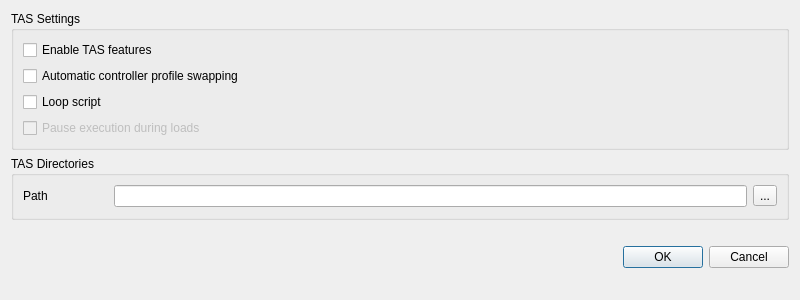
Above: src/yuzu/configuration/configure_tas.ui from rorrim-rorrim/eden-alt before the change. Below: the same form after it.
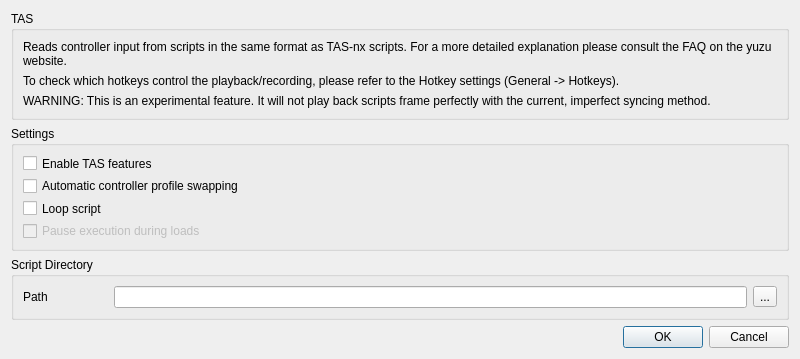
That is the form after the change.

```diff
--- a/src/yuzu/configuration/configure_tas.ui
+++ b/src/yuzu/configuration/configure_tas.ui
@@ -19,7 +19,50 @@
           <item>
             <widget class="QGroupBox" name="groupBox">
               <property name="title">
-                <string>TAS Settings</string>
+                <string>TAS</string>
+              </property>
+              <layout class="QGridLayout" name="gridLayout">
+                <item row="0" column="0" colspan="1">
+                  <widget class="QLabel" name="label_1">
+                    <property name="text">
+                      <string>Reads controller input from scripts in the same format as TAS-nx scripts. For a more detailed explanation please consult the FAQ on the yuzu website.</string>
+                    </property>
+                    <property name="wordWrap">
+                      <bool>true</bool>
+                    </property>
+                  </widget>
+                </item>
+                <item row="1" column="0" colspan="1">
+                  <widget class="QLabel" name="label_2">
+                    <property name="text">
+                      <string>To check which hotkeys control the playback/recording, please refer to the Hotkey settings (General -> Hotkeys).</string>
+                    </property>
+                    <property name="wordWrap">
+                      <bool>true</bool>
+                    </property>
+                  </widget>
+                </item>
+                <item row="2" column="0" colspan="1">
+                  <widget class="QLabel" name="label_2">
+                    <property name="text">
+                      <string>WARNING: This is an experimental feature. It will not play back scripts frame perfectly with the current, imperfect syncing method.</string>
+                    </property>
+                    <property name="wordWrap">
+                      <bool>true</bool>
+                    </property>
+                  </widget>
+                </item>
+              </layout>
+            </widget>
+          </item>
+        </layout>
+      </item>
+      <item>
+        <layout class="QHBoxLayout" name="horizontalLayout">
+          <item>
+            <widget class="QGroupBox" name="groupBox">
+              <property name="title">
+                <string>Settings</string>
               </property>
               <layout class="QGridLayout" name="gridLayout">
                 <item row="0" column="0" colspan="4">
@@ -63,7 +106,7 @@
           <item>
             <widget class="QGroupBox" name="groupBox">
               <property name="title">
-                <string>TAS Directories</string>
+                <string>Script Directory</string>
               </property>
               <layout class="QGridLayout" name="gridLayout">
                 <item row="0" column="0">
```
